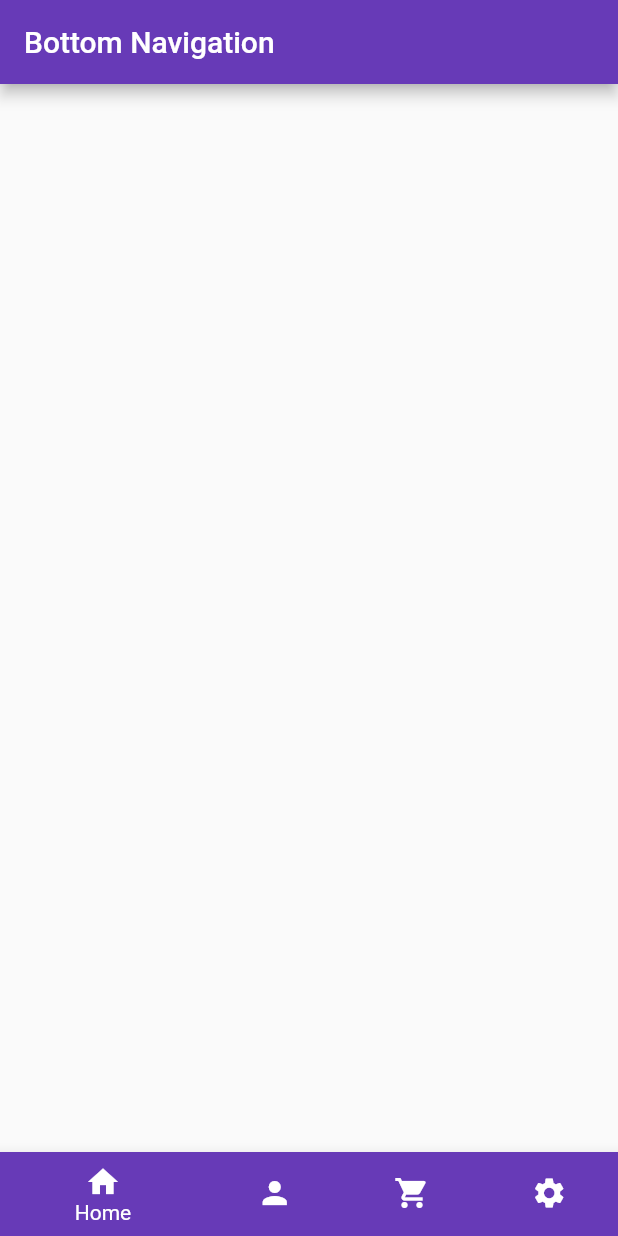
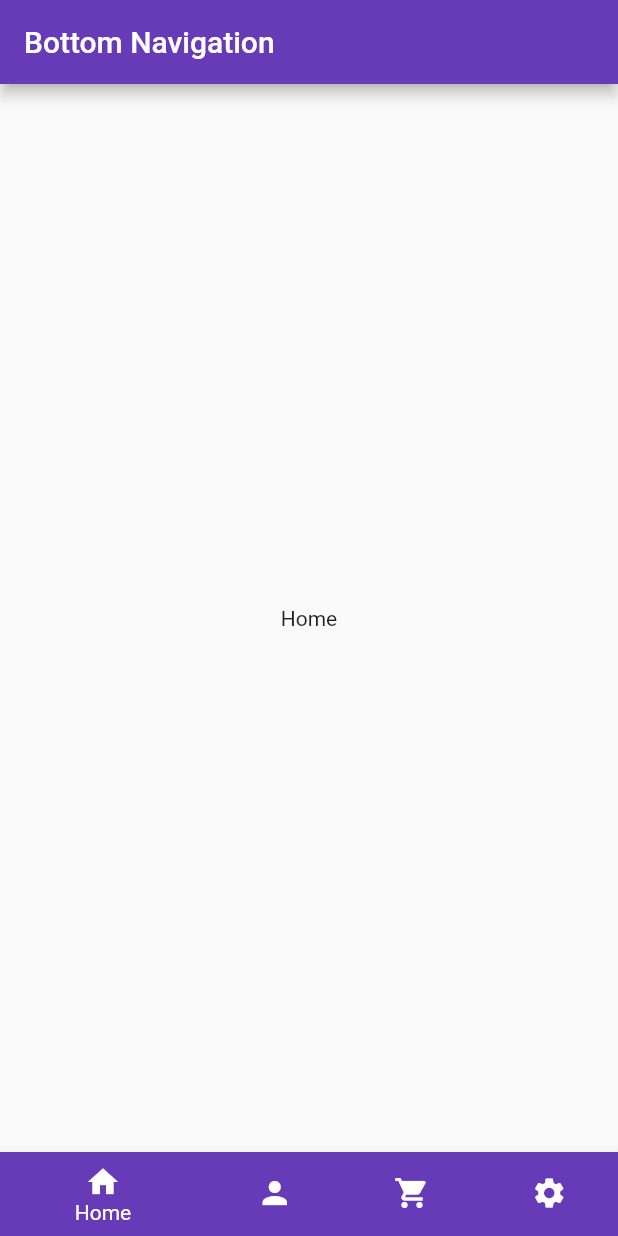
Before and after one commit to CroAnna/RAMPU-bottom-navigation-shifting, a Flutter app: the screen it shows after launch, on a phone screen of 412 x 824 dp. Run offline on Flutter 3.47's test engine with Material 2 defaults, Android fonts, the phone set to English and light mode, and no system bars.

Commit message:
dodane stranice na klik

```diff
--- a/lib/main.dart
+++ b/lib/main.dart
@@ -26,13 +26,20 @@ class RootPage extends StatefulWidget {
 class _RootPageState extends State<RootPage> {
   int selectedIndex = 0;
 
+  final pages = [
+    const Center(child: Text("Home")),
+    const Center(child: Text("User")),
+    const Center(child: Text("Buy")),
+    const Center(child: Text("Settings"))
+  ];
+
   @override
   Widget build(BuildContext context) {
     return Scaffold(
       appBar: AppBar(
         title: const Text("Bottom Navigation"),
       ),
-      body: Container(),
+      body: pages[selectedIndex],
       bottomNavigationBar: BottomNavigationBar(
         currentIndex: selectedIndex,
         type: BottomNavigationBarType.shifting,
```
